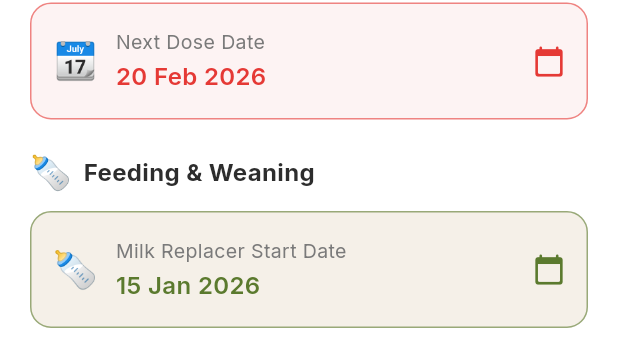
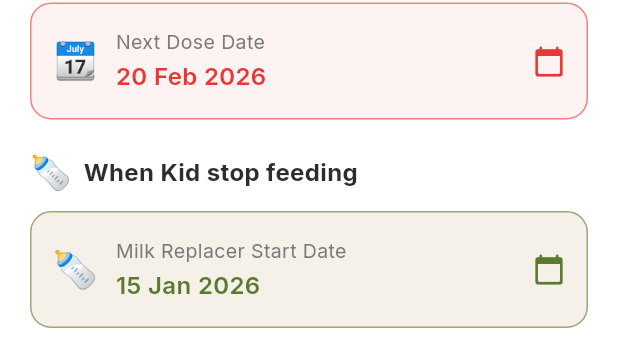
Before and after one commit to ashishsrivastava14/RumenoApp, a Flutter app: the _KidFormSheet widget shown alone on an empty page, opened directly with sample values from the repository, scrolled down 576 dp, on a phone screen of 412 x 824 dp. Shown: the part 557-901 px from the top of the screen. Run offline on Flutter 3.47's test engine with Material 3 defaults, Android fonts, the phone set to English and light mode, and no system bars; our stand-ins replace fl_chart, go_router, google_fonts, image_picker, qr_flutter, shared_preferences and 1 more; missing offline and left inert: home_widget, mobile_scanner; accounts and stored records are empty.

Commit message:
fix: update section header title from 'Feeding & Weaning' to 'When Kid stop feeding'

```diff
--- a/rumeno_app/lib/screens/farmer/animals/kid_management_screen.dart
+++ b/rumeno_app/lib/screens/farmer/animals/kid_management_screen.dart
@@ -1411,7 +1411,7 @@ class _KidFormSheetState extends State<_KidFormSheet> {
             const SizedBox(height: 20),
 
             // ── Section: Feeding ─────────────
-            _SectionHeader(emoji: '🍼', title: 'Feeding & Weaning'),
+            _SectionHeader(emoji: '🍼', title: 'When Kid stop feeding'),
             const SizedBox(height: 10),
             _DatePickerTile(
               emoji: '🍼',
```
